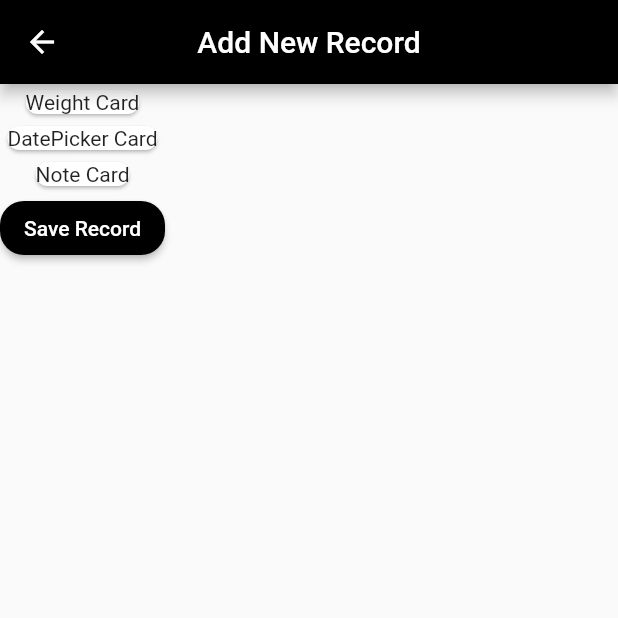
After one commit to KodPlanet/weight_tracker_app_yt, a Flutter app: the AddRecordView screen opened directly, on a phone screen of 412 x 824 dp, the top half of it. The commit adds this screen. Run offline on Flutter 3.47's test engine with Material 2 defaults, Android fonts, the phone set to English and light mode, and no system bars; our stand-ins replace animated_bottom_navigation_bar, freezed_annotation, get.

Commit message:
Add new record page

```diff
--- /dev/null
+++ b/lib/views/add_record.dart
@@ -0,0 +1,47 @@
+import 'package:flutter/material.dart';
+
+class AddRecordView extends StatefulWidget {
+  const AddRecordView({Key? key}) : super(key: key);
+
+  @override
+  _AddRecordViewState createState() => _AddRecordViewState();
+}
+
+class _AddRecordViewState extends State<AddRecordView> {
+  @override
+  Widget build(BuildContext context) {
+    return Scaffold(
+      appBar: AppBar(
+        title: Text("Add New Record"),
+        centerTitle: true,
+      ),
+      body: Column(
+        children: [
+          Card(
+            shape:
+                RoundedRectangleBorder(borderRadius: BorderRadius.circular(16)),
+            child: Text('Weight Card'),
+          ),
+          Card(
+            shape:
+                RoundedRectangleBorder(borderRadius: BorderRadius.circular(16)),
+            child: Text('DatePicker Card'),
+          ),
+          Card(
+            shape:
+                RoundedRectangleBorder(borderRadius: BorderRadius.circular(16)),
+            child: Text('Note Card'),
+          ),
+          ElevatedButton(
+            onPressed: () {},
+            child: Text('Save Record'),
+            style: ElevatedButton.styleFrom(
+                primary: Colors.black,
+                shape: RoundedRectangleBorder(
+                    borderRadius: BorderRadius.circular(16))),
+          )
+        ],
+      ),
+    );
+  }
+}
--- a/lib/views/home.dart
+++ b/lib/views/home.dart
@@ -1,17 +1,17 @@
 import 'package:animated_bottom_navigation_bar/animated_bottom_navigation_bar.dart';
 import 'package:flutter/material.dart';
+import 'package:weight_tracker_app_yt/views/add_record.dart';
 import 'package:weight_tracker_app_yt/views/graph.dart';
 import 'package:get/get.dart';
 import 'history.dart';
 
 class Home extends StatefulWidget {
-
   @override
   _HomeState createState() => _HomeState();
 }
 
 class _HomeState extends State<Home> {
-  int _currentTab =0;
+  int _currentTab = 0;
   Widget _currentScreen = GraphScreen();
 
   @override
@@ -22,26 +22,26 @@ class _HomeState extends State<Home> {
       body: _currentScreen,
       floatingActionButton: FloatingActionButton(
         child: Icon(Icons.add),
-        onPressed: null,
+        onPressed: () {
+          Get.to(() => AddRecordView());
+        },
         backgroundColor: Colors.black,
       ),
       floatingActionButtonLocation: FloatingActionButtonLocation.centerDocked,
       bottomNavigationBar: AnimatedBottomNavigationBar(
-        height: Get.height/12,
+          height: Get.height / 12,
           activeColor: Colors.white,
           inactiveColor: Colors.grey,
           gapLocation: GapLocation.center,
           backgroundColor: Colors.black,
-          icons: [Icons.show_chart,Icons.history],
+          icons: [Icons.show_chart, Icons.history],
           iconSize: 30,
-          activeIndex: _currentTab, onTap: (int){
-
+          activeIndex: _currentTab,
+          onTap: (int) {
             setState(() {
               _currentTab = int;
-            _currentScreen = (int == 0)?GraphScreen():HistoryScreen();
+              _currentScreen = (int == 0) ? GraphScreen() : HistoryScreen();
             });
-
-
           }),
     );
   }
```
Also changed, not shown: lib/main.dart (+3 -8 lines). Lines whose indentation alone changed are shown as unchanged.
